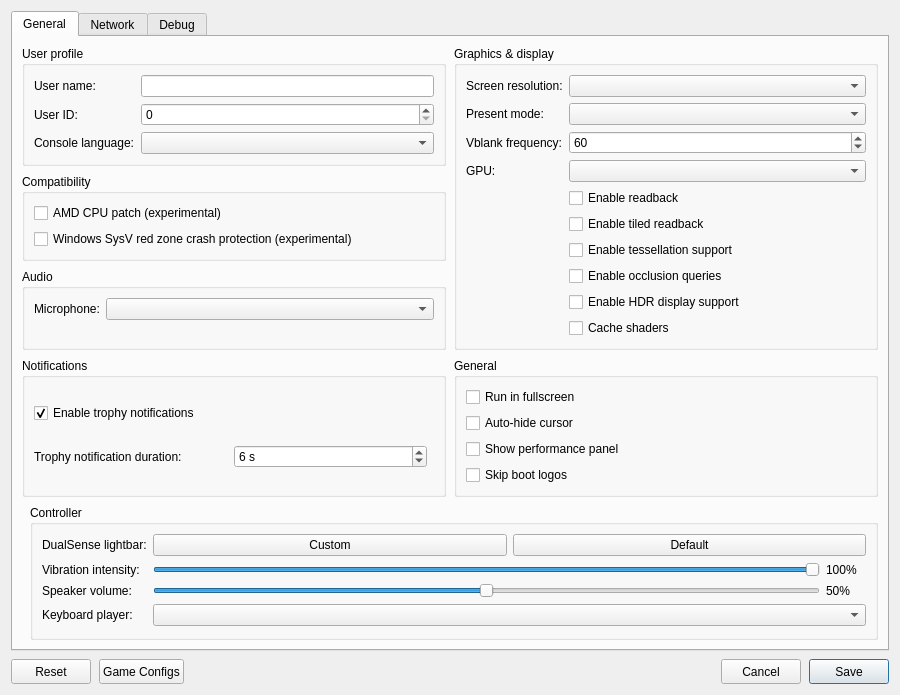
This is src/launcher/forms/configuration_edit_dialog.ui in TheCruZ/KytyPS5-GTA as Qt 5 draws it before an edit. The edited form follows.
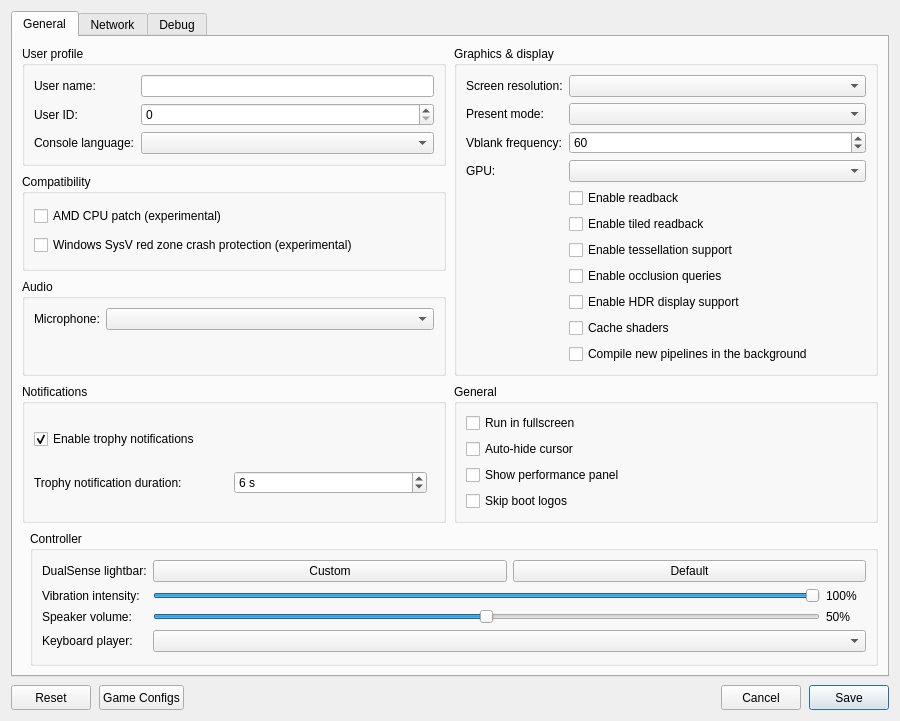
This is the edited form. Custom widgets are drawn as their Qt base class.

Commit message: graphics: create new pipelines in the background and skip their draws

Patch:
```diff
--- a/src/launcher/forms/configuration_edit_dialog.ui
+++ b/src/launcher/forms/configuration_edit_dialog.ui
@@ -199,6 +199,12 @@
               <property name="text"><string>Cache shaders</string></property>
              </widget>
             </item>
+            <item row="11" column="1">
+             <widget class="QCheckBox" name="checkBox_async_pipelines">
+              <property name="toolTip"><string>Compile new pipelines in the background and skip the draws that need them meanwhile: an object may appear a moment late the first time it is seen, instead of the game stuttering.</string></property>
+              <property name="text"><string>Compile new pipelines in the background</string></property>
+             </widget>
+            </item>
            </layout>
           </widget>
          </item>
```
The commit also changes 12 other files.
